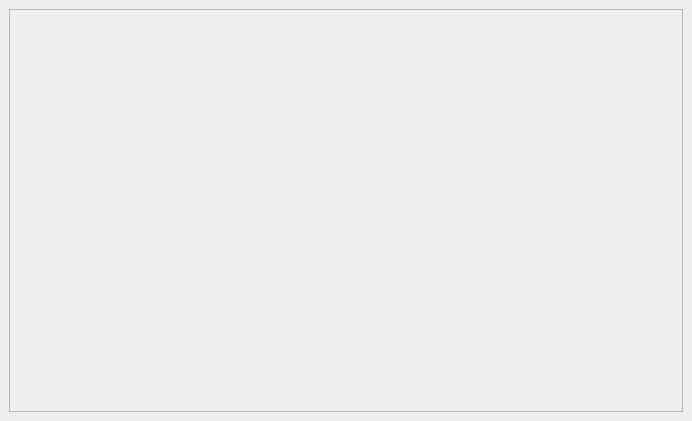
Before: the Qt Designer form examples/Plotter/BubbleChart/mainwindow.ui in KDAB/KDChart, drawn with Qt 5.
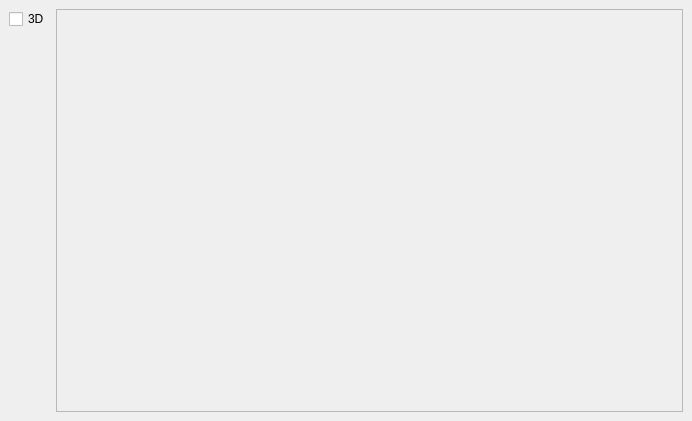
After: the same form once the commit is applied. Icons and pictures are not drawn.

Commit message: merged the bubbleChart threeD from koffice kdchart and extended the bubble chart example

The edit to the form file:
```diff
--- a/examples/Plotter/BubbleChart/mainwindow.ui
+++ b/examples/Plotter/BubbleChart/mainwindow.ui
@@ -22,9 +22,9 @@
    <property name="spacing" >
     <number>6</number>
    </property>
-   <item row="0" column="0" >
-    <widget class="QSplitter" name="splitter" >
-     <property name="orientation" >
+   <item row="0" column="1">
+    <widget class="QSplitter" name="splitter">
+     <property name="orientation">
       <enum>Qt::Horizontal</enum>
      </property>
      <widget class="QFrame" name="chartFrame" >
@@ -43,6 +43,30 @@
      </widget>
     </widget>
    </item>
+   <item row="0" column="0">
+    <layout class="QVBoxLayout" name="verticalLayout">
+     <item>
+      <widget class="QCheckBox" name="threeDEnabled">
+       <property name="text">
+        <string>3D</string>
+       </property>
+      </widget>
+     </item>
+     <item>
+      <spacer name="verticalSpacer">
+       <property name="orientation">
+        <enum>Qt::Vertical</enum>
+       </property>
+       <property name="sizeHint" stdset="0">
+        <size>
+         <width>20</width>
+         <height>40</height>
+        </size>
+       </property>
+      </spacer>
+     </item>
+    </layout>
+   </item>
   </layout>
  </widget>
  <resources/>
```
Left out of the diff: 29 changed lines with no effect on the pictures. The commit also changes 5 other files.
